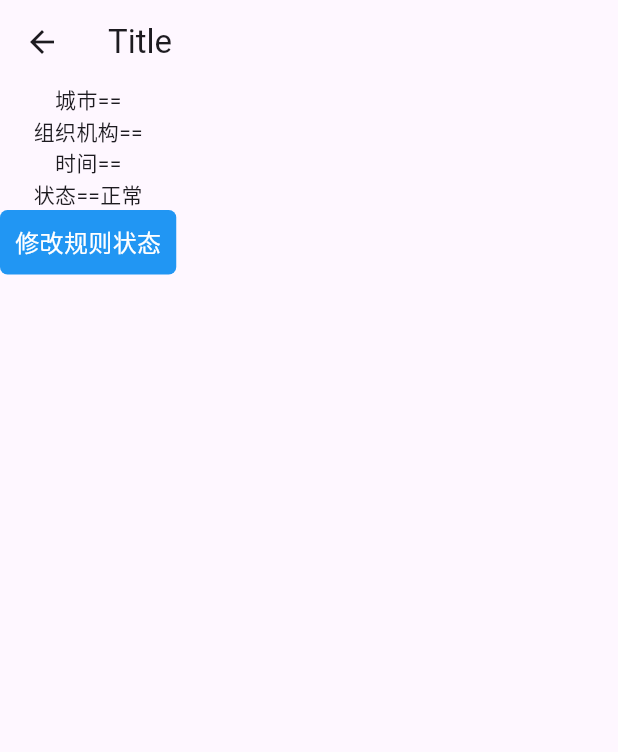
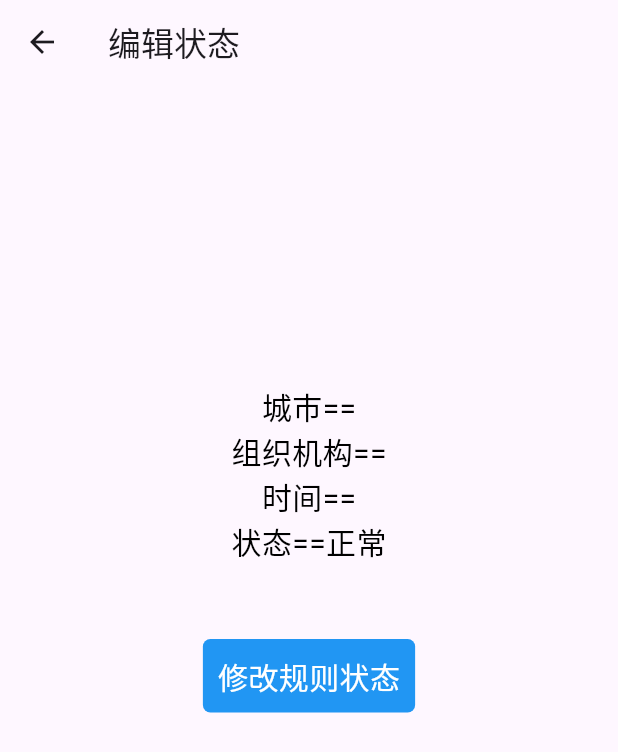
Before and after one commit to yanglinlong6/flutter_application_2, a Flutter app: the MyAptitudeItem screen opened directly with empty values, on a phone screen of 412 x 824 dp. Shown: the top 752 px of the screen. Run offline on Flutter 3.47's test engine with Material 3 defaults, Android fonts, the phone set to English and light mode, and no system bars; our stand-ins replace dio, fluro, fluttertoast, getwidget, shared_preferences; missing offline and left inert: bruno; accounts and stored records are empty.

```diff
--- a/lib/components/my_aptitude_item.dart
+++ b/lib/components/my_aptitude_item.dart
@@ -1,4 +1,4 @@
-// ignore_for_file: public_member_api_docs, sort_constructors_first
+// ignore_for_file: public_member_api_docs, sort_constructors_first, prefer_interpolation_to_compose_strings, avoid_print
 import 'package:flutter/material.dart';
 import 'package:flutter_application_2/model/OrgAptitudeModel.dart';
 import 'package:flutter_application_2/utils/dio_http.dart';
@@ -17,9 +17,12 @@ class MyAptitudeItem extends StatefulWidget {
 }
 
 class _MyAptitudeItemState extends State<MyAptitudeItem> {
+  int myStatus = 0;
+
   @override
   void initState() {
     super.initState();
+    myStatus = widget.orgAptitudeModel.status;
   }
 
   Future<void> _changeStatus(int id, int status) async {
@@ -28,6 +31,7 @@ class _MyAptitudeItemState extends State<MyAptitudeItem> {
     print("token===" + token);
     const url = '/org/aptitude/changeStatus';
     var params = {'id': id, 'status': status};
+    print('params:' + params.toString());
     var res = await DioHttp.of(context).post(url, params, token);
     // var resMap = json.decode(res.toString());
     print("res===" + res.toString());
@@ -37,33 +41,60 @@ class _MyAptitudeItemState extends State<MyAptitudeItem> {
   Widget build(BuildContext context) {
     return Scaffold(
       appBar: AppBar(
-        title: const Text('Title'),
+        title: const Text('编辑状态'),
       ),
-      body: Column(
+      body: Center(
+        child: Container(
+          margin: const EdgeInsets.only(top: 200.0),
+          alignment: Alignment.center,
+          child: Column(
             children: [
-          Text("城市==" + widget.orgAptitudeModel.city),
-          Text("组织机构==" + widget.orgAptitudeModel.orgName),
-          Text("时间==" + widget.orgAptitudeModel.limitTime),
-          Text("状态==" + (widget.orgAptitudeModel.status == 0 ? "正常" : "停用")),
+              Text(
+                  style: const TextStyle(fontSize: 20.0, color: Colors.black),
+                  "城市==" + widget.orgAptitudeModel.city),
+              Text(
+                  style: const TextStyle(fontSize: 20.0, color: Colors.black),
+                  "组织机构==" + widget.orgAptitudeModel.orgName),
+              Text(
+                  style: const TextStyle(fontSize: 20.0, color: Colors.black),
+                  "时间==" + widget.orgAptitudeModel.limitTime),
+              Text(
+                  style: const TextStyle(fontSize: 20.0, color: Colors.black),
+                  "状态==" + (myStatus == 0 ? "正常" : "停用")),
               GestureDetector(
                 onTap: () {
                   // 在这里执行按钮被点击时的操作
-              print('Button clicked!');
-
+                  print('Button clicked! start _changeStatus');
+                  _changeStatus(
+                      widget.orgAptitudeModel.id, myStatus == 0 ? 1 : 0);
                   showDialog(
                     context: context,
                     builder: (BuildContext context) {
                       return AlertDialog(
-                    title: Text('Dialog Title'),
-                    content: Text('修改成功'),
+                        title: const Text('修改状态'),
+                        content: const Text('修改成功'),
                         actions: [
                           TextButton(
                             onPressed: () {
                               // 在这里执行按钮被点击时的操作
-                          print('Button clicked!');
+                              print('Button clicked!' +
+                                  widget.orgAptitudeModel.id.toString() +
+                                  widget.orgAptitudeModel.status.toString() +
+                                  widget.orgAptitudeModel.city.toString());
+                              setState(() {
+                                if (myStatus == 0) {
+                                  myStatus = 1;
+                                } else {
+                                  myStatus = 0;
+                                }
+                                print('myStatus===' + myStatus.toString());
+                                print('orgAptitudeModel===' +
+                                    widget.orgAptitudeModel.toString());
+                              });
+
                               Navigator.of(context).pop(); // 关闭弹框
                             },
-                        child: Text('Close'),
+                            child: const Text('Close'),
                           ),
                         ],
                       );
@@ -71,7 +102,8 @@ class _MyAptitudeItemState extends State<MyAptitudeItem> {
                   );
                 },
                 child: Container(
-              padding: EdgeInsets.all(10),
+                  margin: const EdgeInsets.only(top: 50.0),
+                  padding: const EdgeInsets.all(10),
                   decoration: BoxDecoration(
                     color: Colors.blue,
                     borderRadius: BorderRadius.circular(5),
@@ -80,13 +112,15 @@ class _MyAptitudeItemState extends State<MyAptitudeItem> {
                     '修改规则状态',
                     style: TextStyle(
                       color: Colors.white,
-                  fontSize: 16,
+                      fontSize: 20,
                     ),
                   ),
                 ),
               ),
             ],
           ),
+        ),
+      ),
     );
   }
 }
```
Also changed, not shown: lib/pages/home/home_page.dart (+6 -8 lines), lib/pages/home/tab_index/index.dart (+52 -5 lines), lib/pages/home/tab_search/index.dart (+53 -6 lines). Lines whose indentation alone changed are shown as unchanged.
